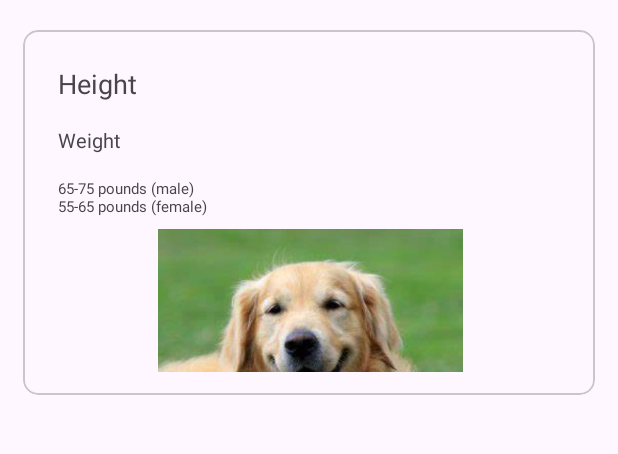
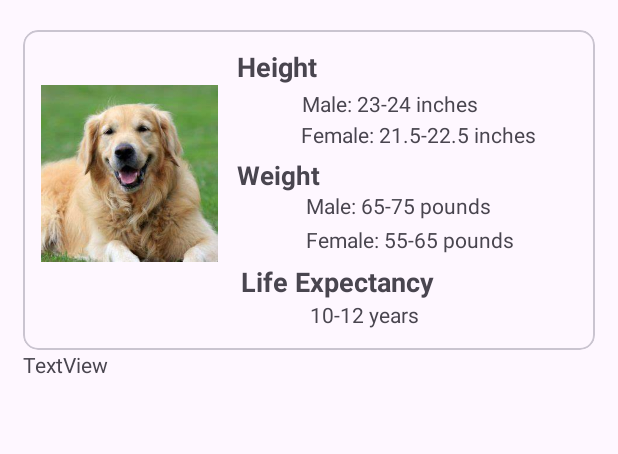
Before and after one commit to cehune/hackwestern10, an Android app: the DogInf_2 screen opened directly, with no data from a screen before it, on a phone screen of 412 x 824 dp, the part 171-625 px from its top. Run offline under Robolectric (Android 15) with nearby library versions, the phone set to English and light mode, and no system bars.

Commit message:
dog info page template continued

```diff
--- a/app/src/main/res/layout/doginf_2.xml
+++ b/app/src/main/res/layout/doginf_2.xml
@@ -23,11 +23,11 @@
         <TextView
             android:layout_width="wrap_content"
             android:layout_height="wrap_content"
+            android:layout_gravity="center"
             android:text="Golden Retriever"
-            android:textStyle="bold"
+            android:textColor="@color/black"
             android:textSize="30sp"
-            android:layout_gravity="center"
-            android:textColor="@color/black"/>
+            android:textStyle="bold" />
 
         <com.google.android.material.card.MaterialCardView
             android:layout_width="match_parent"
@@ -35,64 +35,132 @@
             app:cardCornerRadius="10dp"
             android:layout_marginTop="20dp">
 
-            <LinearLayout
+            <RelativeLayout
                 android:layout_width="match_parent"
-                android:layout_height="243dp"
+                android:layout_height="213dp"
                 android:layout_marginTop="0dp"
-                android:orientation="vertical"
-                android:padding="15dp">
+                android:padding="12dp">
+
+                <ImageView
+                    android:id="@+id/imageView4"
+                    android:layout_width="145dp"
+                    android:layout_height="131dp"
+                    android:layout_alignParentEnd="true"
+                    android:layout_alignParentBottom="true"
+                    android:layout_marginEnd="239dp"
+                    android:layout_marginBottom="40dp"
+                    app:srcCompat="@drawable/img" />
 
 
-                <!-- Height TextView -->
+                <TextView
+                    android:id="@+id/textHeightTitle"
+                    android:layout_width="111dp"
+                    android:layout_height="wrap_content"
+                    android:layout_alignParentEnd="true"
+                    android:layout_marginEnd="115dp"
+                    android:text="Height"
+                    android:textSize="18sp"
+                    android:textStyle="bold" />
 
-                <!-- Weight TextView -->
                 <TextView
+                    android:id="@+id/textHeightMale"
                     android:layout_width="wrap_content"
                     android:layout_height="wrap_content"
-                    android:padding="8dp"
-                    android:text="Height"
-                    android:textSize="18sp" />
+                    android:layout_alignParentTop="true"
+                    android:layout_alignParentEnd="true"
+                    android:layout_marginTop="27dp"
+                    android:layout_marginEnd="66dp"
+                    android:text="Male: 23-24 inches" />
 
                 <TextView
+                    android:id="@+id/textHeightFemale"
                     android:layout_width="wrap_content"
                     android:layout_height="wrap_content"
-                    android:padding="8dp"
-                    android:text="Weight"
-                    android:textSize="13sp" />
+                    android:layout_below="@id/textHeightMale"
+                    android:layout_alignParentEnd="true"
+                    android:layout_marginTop="1dp"
+                    android:layout_marginEnd="27dp"
+                    android:text="Female: 21.5-22.5 inches" />
+
+                <!-- Display weight information -->
 
                 <TextView
+                    android:id="@+id/textWeightTitle"
+                    android:layout_width="77dp"
+                    android:layout_height="wrap_content"
+                    android:layout_below="@id/textHeightFemale"
+                    android:layout_alignParentEnd="true"
+                    android:layout_marginTop="5dp"
+                    android:layout_marginEnd="149dp"
+                    android:text="Weight"
+                    android:textSize="17sp"
+                    android:textStyle="bold" />
+
+                <TextView
+                    android:id="@+id/textWeightMale"
+                    android:layout_width="147dp"
+                    android:layout_height="25dp"
+                    android:layout_below="@+id/textWeightTitle"
+                    android:layout_alignBottom="@+id/imageView4"
+                    android:layout_alignParentEnd="true"
+                    android:layout_marginStart="63dp"
+                    android:layout_marginTop="-1dp"
+                    android:layout_marginEnd="33dp"
+                    android:layout_marginBottom="23dp"
+                    android:text="Male: 65-75 pounds" />
+
+                <TextView
+                    android:id="@+id/textWeightFemale"
                     android:layout_width="wrap_content"
                     android:layout_height="wrap_content"
-                    android:padding="8dp"
-                    android:text="65-75 pounds (male)\n55-65 pounds (female)"
-                    android:textSize="10sp" />
+                    android:layout_alignParentEnd="true"
+                    android:layout_alignParentBottom="true"
+                    android:layout_marginEnd="42dp"
+                    android:layout_marginBottom="52dp"
+                    android:text="Female: 55-65 pounds" />
 
-                <!-- Life Expectancy TextView -->
-
-                <com.google.android.material.imageview.ShapeableImageView
-                    android:layout_width="352dp"
-                    android:layout_height="203dp"
-
-                    android:src="@drawable/img" />
+                <!-- Display life expectancy information -->
 
                 <TextView
+                    android:id="@+id/textLifeExpectancyTitle"
                     android:layout_width="wrap_content"
                     android:layout_height="wrap_content"
-                    android:padding="8dp"
+                    android:layout_alignParentEnd="true"
+                    android:layout_alignParentBottom="true"
+                    android:layout_marginEnd="95dp"
+                    android:layout_marginBottom="21dp"
                     android:text="Life Expectancy"
-                    android:textSize="18sp" />
+                    android:textSize="18sp"
+                    android:textStyle="bold" />
 
                 <TextView
+                    android:id="@+id/textLifeExpectancy"
                     android:layout_width="wrap_content"
                     android:layout_height="wrap_content"
-                    android:padding="8dp"
-                    android:text="10-12 years"
-                    android:textSize="16sp" />
+                    android:layout_alignParentTop="true"
+                    android:layout_alignParentEnd="true"
+                    android:layout_marginTop="168dp"
+                    android:layout_marginEnd="105dp"
+                    android:text="10-12 years" />
 
 
-            </LinearLayout>
+            </RelativeLayout>
+
+
+
+
+
+
+
+
 
         </com.google.android.material.card.MaterialCardView>
+
+        <TextView
+            android:id="@+id/textView3"
+            android:layout_width="match_parent"
+            android:layout_height="211dp"
+            android:text="TextView" />
 
     </LinearLayout>
 
```
Also changed, not shown: app/src/main/res/layout/doginf_1.xml (line endings or trailing spaces).
